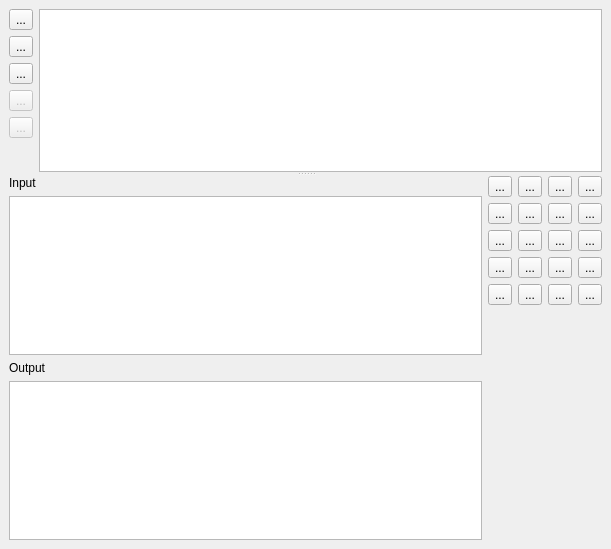
Qt form field.ui (ralsina/ra-flip) before a commit.
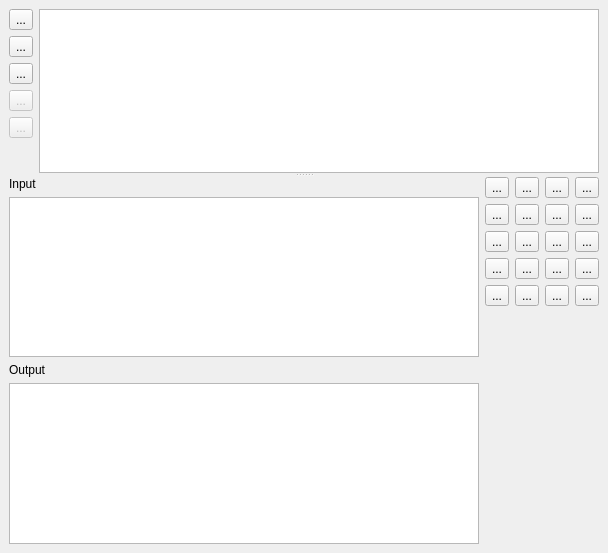
The same form after that commit. Icons and pictures are not drawn.

Commit message: Slightly better looking buttons

Diff of the .ui file:
```diff
--- a/field.ui
+++ b/field.ui
@@ -1,45 +1,45 @@
 <ui version="4.0" >
  <class>Form</class>
- <widget class="QWidget" name="Form" >
-  <property name="geometry" >
+ <widget class="QWidget" name="Form">
+  <property name="geometry">
    <rect>
     <x>0</x>
     <y>0</y>
-    <width>611</width>
-    <height>549</height>
+    <width>608</width>
+    <height>553</height>
    </rect>
   </property>
   <property name="windowTitle" >
    <string>Form</string>
   </property>
-  <layout class="QVBoxLayout" >
-   <property name="margin" >
-    <number>9</number>
-   </property>
-   <property name="spacing" >
+  <layout class="QVBoxLayout">
+   <property name="spacing">
     <number>6</number>
    </property>
+   <property name="margin">
+    <number>9</number>
+   </property>
    <item>
     <widget class="QSplitter" name="splitter" >
      <property name="orientation" >
       <enum>Qt::Vertical</enum>
      </property>
-     <widget class="QWidget" name="layoutWidget" >
-      <layout class="QHBoxLayout" >
-       <property name="margin" >
-        <number>0</number>
-       </property>
-       <property name="spacing" >
+     <widget class="QWidget" name="layoutWidget">
+      <layout class="QHBoxLayout">
+       <property name="spacing">
         <number>6</number>
        </property>
+       <property name="margin">
+        <number>0</number>
+       </property>
        <item>
-        <layout class="QVBoxLayout" >
-         <property name="margin" >
-          <number>0</number>
-         </property>
-         <property name="spacing" >
+        <layout class="QVBoxLayout">
+         <property name="spacing">
           <number>6</number>
          </property>
+         <property name="margin">
+          <number>0</number>
+         </property>
          <item>
           <widget class="QToolButton" name="zoomIn" >
            <property name="text" >
@@ -138,22 +138,22 @@
        </item>
       </layout>
      </widget>
-     <widget class="QWidget" name="layoutWidget" >
-      <layout class="QHBoxLayout" >
-       <property name="margin" >
-        <number>0</number>
-       </property>
-       <property name="spacing" >
+     <widget class="QWidget" name="layoutWidget">
+      <layout class="QHBoxLayout">
+       <property name="spacing">
         <number>6</number>
        </property>
+       <property name="margin">
+        <number>0</number>
+       </property>
        <item>
-        <layout class="QVBoxLayout" >
-         <property name="margin" >
-          <number>0</number>
-         </property>
-         <property name="spacing" >
+        <layout class="QVBoxLayout">
+         <property name="spacing">
           <number>6</number>
          </property>
+         <property name="margin">
+          <number>0</number>
+         </property>
          <item>
           <widget class="QLabel" name="label" >
            <property name="text" >
@@ -177,77 +177,125 @@
         </layout>
        </item>
        <item>
-        <layout class="QVBoxLayout" >
-         <property name="margin" >
-          <number>0</number>
-         </property>
-         <property name="spacing" >
+        <layout class="QVBoxLayout">
+         <property name="spacing">
           <number>6</number>
          </property>
+         <property name="margin">
+          <number>0</number>
+         </property>
          <item>
-          <layout class="QVBoxLayout" >
-           <property name="margin" >
-            <number>0</number>
-           </property>
-           <property name="spacing" >
+          <layout class="QVBoxLayout">
+           <property name="spacing">
             <number>6</number>
            </property>
+           <property name="margin">
+            <number>0</number>
+           </property>
            <item>
-            <layout class="QHBoxLayout" >
-             <property name="margin" >
-              <number>0</number>
-             </property>
-             <property name="spacing" >
+            <layout class="QHBoxLayout">
+             <property name="spacing">
               <number>6</number>
              </property>
+             <property name="margin">
+              <number>0</number>
+             </property>
              <item>
-              <widget class="QToolButton" name="hwall" >
-               <property name="text" >
+              <widget class="QToolButton" name="hwall">
+               <property name="sizePolicy">
+                <sizepolicy hsizetype="Preferred" vsizetype="Preferred">
+                 <horstretch>0</horstretch>
+                 <verstretch>0</verstretch>
+                </sizepolicy>
+               </property>
+               <property name="text">
                 <string>...</string>
                </property>
                <property name="icon" >
                 <iconset resource="icons.qrc" >:/hwall.svg</iconset>
                </property>
-               <property name="checkable" >
+               <property name="iconSize">
+                <size>
+                 <width>20</width>
+                 <height>20</height>
+                </size>
+               </property>
+               <property name="checkable">
                 <bool>true</bool>
                </property>
               </widget>
              </item>
              <item>
-              <widget class="QToolButton" name="vwall" >
-               <property name="text" >
+              <widget class="QToolButton" name="vwall">
+               <property name="sizePolicy">
+                <sizepolicy hsizetype="Preferred" vsizetype="Preferred">
+                 <horstretch>0</horstretch>
+                 <verstretch>0</verstretch>
+                </sizepolicy>
+               </property>
+               <property name="text">
                 <string>...</string>
                </property>
                <property name="icon" >
                 <iconset resource="icons.qrc" >:/vwall.svg</iconset>
                </property>
-               <property name="checkable" >
+               <property name="iconSize">
+                <size>
+                 <width>20</width>
+                 <height>20</height>
+                </size>
+               </property>
+               <property name="checkable">
                 <bool>true</bool>
                </property>
               </widget>
              </item>
              <item>
-              <widget class="QToolButton" name="swall" >
-               <property name="text" >
+              <widget class="QToolButton" name="swall">
+               <property name="sizePolicy">
+                <sizepolicy hsizetype="Preferred" vsizetype="Preferred">
+                 <horstretch>0</horstretch>
+                 <verstretch>0</verstretch>
+                </sizepolicy>
+               </property>
+               <property name="text">
                 <string>...</string>
                </property>
                <property name="icon" >
                 <iconset resource="icons.qrc" >:/swall.svg</iconset>
                </property>
-               <property name="checkable" >
+               <property name="iconSize">
+                <size>
+                 <width>20</width>
+                 <height>20</height>
+                </size>
+               </property>
+               <property name="checkable">
                 <bool>true</bool>
                </property>
               </widget>
              </item>
              <item>
-              <widget class="QToolButton" name="bswall" >
-               <property name="text" >
+              <widget class="QToolButton" name="bswall">
+               <property name="sizePolicy">
+                <sizepolicy hsizetype="Preferred" vsizetype="Preferred">
+                 <horstretch>0</horstretch>
+                 <verstretch>0</verstretch>
+                </sizepolicy>
+               </property>
+               <property name="text">
                 <string>...</string>
                </property>
                <property name="icon" >
                 <iconset resource="icons.qrc" >:/bswall.svg</iconset>
                </property>
-               <property name="checkable" >
+               <property name="iconSize">
+                <size>
+                 <width>20</width>
+                 <height>20</height>
+                </size>
+               </property>
+               <property name="checkable">
                 <bool>true</bool>
                </property>
               </widget>
@@ -255,61 +303,109 @@
             </layout>
            </item>
            <item>
-            <layout class="QHBoxLayout" >
-             <property name="margin" >
-              <number>0</number>
-             </property>
-             <property name="spacing" >
+            <layout class="QHBoxLayout">
+             <property name="spacing">
               <number>6</number>
              </property>
+             <property name="margin">
+              <number>0</number>
+             </property>
              <item>
-              <widget class="QToolButton" name="toolButton_5" >
-               <property name="text" >
+              <widget class="QToolButton" name="toolButton_5">
+               <property name="sizePolicy">
+                <sizepolicy hsizetype="Preferred" vsizetype="Preferred">
+                 <horstretch>0</horstretch>
+                 <verstretch>0</verstretch>
+                </sizepolicy>
+               </property>
+               <property name="text">
                 <string>...</string>
                </property>
                <property name="icon" >
                 <iconset resource="icons.qrc" >:/lsluice.svg</iconset>
                </property>
-               <property name="checkable" >
+               <property name="iconSize">
+                <size>
+                 <width>20</width>
+                 <height>20</height>
+                </size>
+               </property>
+               <property name="checkable">
                 <bool>true</bool>
                </property>
               </widget>
              </item>
              <item>
-              <widget class="QToolButton" name="toolButton_26" >
-               <property name="text" >
+              <widget class="QToolButton" name="toolButton_26">
+               <property name="sizePolicy">
+                <sizepolicy hsizetype="Preferred" vsizetype="Preferred">
+                 <horstretch>0</horstretch>
+                 <verstretch>0</verstretch>
+                </sizepolicy>
+               </property>
+               <property name="text">
                 <string>...</string>
                </property>
                <property name="icon" >
                 <iconset resource="icons.qrc" >:/rsluice.svg</iconset>
                </property>
-               <property name="checkable" >
+               <property name="iconSize">
+                <size>
+                 <width>20</width>
+                 <height>20</height>
+                </size>
+               </property>
+               <property name="checkable">
                 <bool>true</bool>
                </property>
               </widget>
              </item>
              <item>
-              <widget class="QToolButton" name="toolButton_27" >
-               <property name="text" >
+              <widget class="QToolButton" name="toolButton_27">
+               <property name="sizePolicy">
+                <sizepolicy hsizetype="Preferred" vsizetype="Preferred">
+                 <horstretch>0</horstretch>
+                 <verstretch>0</verstretch>
+                </sizepolicy>
+               </property>
+               <property name="text">
                 <string>...</string>
                </property>
                <property name="icon" >
                 <iconset resource="icons.qrc" >:/usluice.svg</iconset>
                </property>
-               <property name="checkable" >
+               <property name="iconSize">
+                <size>
+                 <width>20</width>
+                 <height>20</height>
+                </size>
+               </property>
+               <property name="checkable">
                 <bool>true</bool>
                </property>
               </widget>
              </item>
              <item>
-              <widget class="QToolButton" name="toolButton_28" >
-               <property name="text" >
+              <widget class="QToolButton" name="toolButton_28">
+               <property name="sizePolicy">
+                <sizepolicy hsizetype="Preferred" vsizetype="Preferred">
+                 <horstretch>0</horstretch>
+                 <verstretch>0</verstretch>
+                </sizepolicy>
+               </property>
+               <property name="text">
                 <string>...</string>
                </property>
                <property name="icon" >
                 <iconset resource="icons.qrc" >:/dsluice.svg</iconset>
                </property>
-               <property name="checkable" >
+               <property name="iconSize">
+                <size>
+                 <width>20</width>
+                 <height>20</height>
+                </size>
+               </property>
+               <property name="checkable">
                 <bool>true</bool>
                </property>
               </widget>
@@ -317,29 +413,47 @@
             </layout>
            </item>
            <item>
-            <layout class="QHBoxLayout" >
-             <property name="margin" >
-              <number>0</number>
-             </property>
-             <property name="spacing" >
+            <layout class="QHBoxLayout">
+             <property name="spacing">
               <number>6</number>
              </property>
+             <property name="margin">
+              <number>0</number>
+             </property>
              <item>
-              <widget class="QToolButton" name="toolButton_29" >
-               <property name="text" >
+              <widget class="QToolButton" name="toolButton_29">
+               <property name="sizePolicy">
+                <sizepolicy hsizetype="Preferred" vsizetype="Preferred">
+                 <horstretch>0</horstretch>
+                 <verstretch>0</verstretch>
+                </sizepolicy>
+               </property>
+               <property name="text">
                 <string>...</string>
                </property>
                <property name="icon" >
                 <iconset resource="icons.qrc" >:/processor.svg</iconset>
                </property>
-               <property name="checkable" >
+               <property name="iconSize">
+                <size>
+                 <width>20</width>
+                 <height>20</height>
+                </size>
+               </property>
+               <property name="checkable">
                 <bool>true</bool>
                </property>
               </widget>
              </item>
              <item>
-              <widget class="QToolButton" name="toolButton_30" >
-               <property name="text" >
+              <widget class="QToolButton" name="toolButton_30">
+               <property name="sizePolicy">
+                <sizepolicy hsizetype="Preferred" vsizetype="Preferred">
+                 <horstretch>0</horstretch>
+                 <verstretch>0</verstretch>
+                </sizepolicy>
+               </property>
+               <property name="text">
                 <string>...</string>
                </property>
                <property name="checkable" >
@@ -348,8 +462,14 @@
               </widget>
              </item>
              <item>
-              <widget class="QToolButton" name="toolButton_31" >
-               <property name="text" >
+              <widget class="QToolButton" name="toolButton_31">
+               <property name="sizePolicy">
+                <sizepolicy hsizetype="Preferred" vsizetype="Preferred">
+                 <horstretch>0</horstretch>
+                 <verstretch>0</verstretch>
+                </sizepolicy>
+               </property>
+               <property name="text">
                 <string>...</string>
                </property>
                <property name="checkable" >
@@ -358,8 +478,14 @@
               </widget>
              </item>
              <item>
-              <widget class="QToolButton" name="toolButton_32" >
-               <property name="text" >
+              <widget class="QToolButton" name="toolButton_32">
+               <property name="sizePolicy">
+                <sizepolicy hsizetype="Preferred" vsizetype="Preferred">
+                 <horstretch>0</horstretch>
+                 <verstretch>0</verstretch>
+                </sizepolicy>
+               </property>
+               <property name="text">
                 <string>...</string>
                </property>
                <property name="checkable" >
@@ -370,29 +496,47 @@
             </layout>
            </item>
            <item>
-            <layout class="QHBoxLayout" >
-             <property name="margin" >
-              <number>0</number>
-             </property>
-             <property name="spacing" >
+            <layout class="QHBoxLayout">
+             <property name="spacing">
               <number>6</number>
              </property>
+             <property name="margin">
+              <number>0</number>
+             </property>
              <item>
-              <widget class="QToolButton" name="toolButton_33" >
-               <property name="text" >
+              <widget class="QToolButton" name="toolButton_33">
+               <property name="sizePolicy">
+                <sizepolicy hsizetype="Preferred" vsizetype="Preferred">
+                 <horstretch>0</horstretch>
+                 <verstretch>0</verstretch>
+                </sizepolicy>
+               </property>
+               <property name="text">
                 <string>...</string>
                </property>
                <property name="icon" >
                 <iconset resource="icons.qrc" >:/always.svg</iconset>
                </property>
-               <property name="checkable" >
+               <property name="iconSize">
+                <size>
+                 <width>20</width>
+                 <height>20</height>
+                </size>
+               </property>
+               <property name="checkable">
                 <bool>true</bool>
                </property>
               </widget>
              </item>
              <item>
-              <widget class="QToolButton" name="toolButton_34" >
-               <property name="text" >
+              <widget class="QToolButton" name="toolButton_34">
+               <property name="sizePolicy">
+                <sizepolicy hsizetype="Preferred" vsizetype="Preferred">
+                 <horstretch>0</horstretch>
+                 <verstretch>0</verstretch>
+                </sizepolicy>
+               </property>
+               <property name="text">
                 <string>...</string>
                </property>
                <property name="checkable" >
@@ -401,8 +545,14 @@
               </widget>
              </item>
              <item>
-              <widget class="QToolButton" name="toolButton_35" >
-               <property name="text" >
+              <widget class="QToolButton" name="toolButton_35">
+               <property name="sizePolicy">
+                <sizepolicy hsizetype="Preferred" vsizetype="Preferred">
+                 <horstretch>0</horstretch>
+                 <verstretch>0</verstretch>
+                </sizepolicy>
+               </property>
+               <property name="text">
                 <string>...</string>
                </property>
                <property name="checkable" >
@@ -411,8 +561,14 @@
               </widget>
              </item>
              <item>
-              <widget class="QToolButton" name="toolButton_36" >
-               <property name="text" >
+              <widget class="QToolButton" name="toolButton_36">
+               <property name="sizePolicy">
+                <sizepolicy hsizetype="Preferred" vsizetype="Preferred">
+                 <horstretch>0</horstretch>
+                 <verstretch>0</verstretch>
+                </sizepolicy>
+               </property>
+               <property name="text">
                 <string>...</string>
                </property>
                <property name="checkable" >
@@ -423,16 +579,22 @@
             </layout>
            </item>
            <item>
-            <layout class="QHBoxLayout" >
-             <property name="margin" >
-              <number>0</number>
-             </property>
-             <property name="spacing" >
+            <layout class="QHBoxLayout">
+             <property name="spacing">
               <number>6</number>
              </property>
+             <property name="margin">
+              <number>0</number>
+             </property>
              <item>
-              <widget class="QToolButton" name="toolButton_37" >
-               <property name="text" >
+              <widget class="QToolButton" name="toolButton_37">
+               <property name="sizePolicy">
+                <sizepolicy hsizetype="Preferred" vsizetype="Preferred">
+                 <horstretch>0</horstretch>
+                 <verstretch>0</verstretch>
+                </sizepolicy>
+               </property>
+               <property name="text">
                 <string>...</string>
                </property>
                <property name="checkable" >
@@ -441,8 +603,14 @@
               </widget>
              </item>
              <item>
-              <widget class="QToolButton" name="toolButton_38" >
-               <property name="text" >
+              <widget class="QToolButton" name="toolButton_38">
+               <property name="sizePolicy">
+                <sizepolicy hsizetype="Preferred" vsizetype="Preferred">
+                 <horstretch>0</horstretch>
+                 <verstretch>0</verstretch>
+                </sizepolicy>
+               </property>
+               <property name="text">
                 <string>...</string>
                </property>
                <property name="checkable" >
@@ -451,8 +619,14 @@
               </widget>
              </item>
              <item>
-              <widget class="QToolButton" name="toolButton_39" >
-               <property name="text" >
+              <widget class="QToolButton" name="toolButton_39">
+               <property name="sizePolicy">
+                <sizepolicy hsizetype="Preferred" vsizetype="Preferred">
+                 <horstretch>0</horstretch>
+                 <verstretch>0</verstretch>
+                </sizepolicy>
+               </property>
+               <property name="text">
                 <string>...</string>
                </property>
                <property name="checkable" >
@@ -461,14 +635,26 @@
               </widget>
              </item>
              <item>
-              <widget class="QToolButton" name="toolButton_40" >
-               <property name="text" >
+              <widget class="QToolButton" name="toolButton_40">
+               <property name="sizePolicy">
+                <sizepolicy hsizetype="Preferred" vsizetype="Preferred">
+                 <horstretch>0</horstretch>
+                 <verstretch>0</verstretch>
+                </sizepolicy>
+               </property>
+               <property name="text">
                 <string>...</string>
                </property>
                <property name="icon" >
                 <iconset resource="icons.qrc" >:/terminate.svg</iconset>
                </property>
-               <property name="checkable" >
+               <property name="iconSize">
+                <size>
+                 <width>20</width>
+                 <height>20</height>
+                </size>
+               </property>
+               <property name="checkable">
                 <bool>true</bool>
                </property>
               </widget>
```
Left out of the diff: 229 changed lines with no effect on the pictures. The commit also changes 1 other file.
